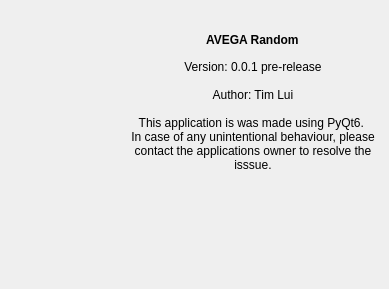
This is view/ui/AboutWindow.ui in tlex-web/avega_sampling as Qt 5 draws it before an edit. The edited form follows.
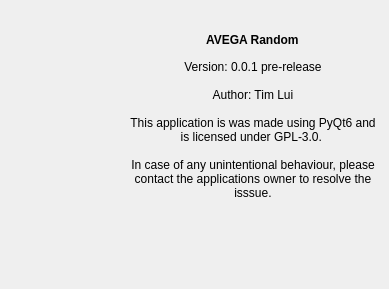
This is the edited form. Icons and pictures are not drawn.

Commit message: Refactor models and controllers to enhance type hints, improve session handling, and update project creation logic; remove unused project controller

Diff of the .ui file:
```diff
--- a/view/ui/AboutWindow.ui
+++ b/view/ui/AboutWindow.ui
@@ -54,7 +54,8 @@
 &lt;p style=&quot;-qt-paragraph-type:empty; margin-top:0px; margin-bottom:0px; margin-left:0px; margin-right:0px; -qt-block-indent:0; text-indent:0px;&quot;&gt;&lt;br /&gt;&lt;/p&gt;
 &lt;p align=&quot;center&quot; style=&quot; margin-top:0px; margin-bottom:0px; margin-left:0px; margin-right:0px; -qt-block-indent:0; text-indent:0px;&quot;&gt;Author: Tim Lui&lt;/p&gt;
 &lt;p style=&quot;-qt-paragraph-type:empty; margin-top:0px; margin-bottom:0px; margin-left:0px; margin-right:0px; -qt-block-indent:0; text-indent:0px;&quot;&gt;&lt;br /&gt;&lt;/p&gt;
-&lt;p align=&quot;center&quot; style=&quot; margin-top:0px; margin-bottom:0px; margin-left:0px; margin-right:0px; -qt-block-indent:0; text-indent:0px;&quot;&gt;This application is was made using PyQt6. &lt;/p&gt;
+&lt;p align=&quot;center&quot; style=&quot; margin-top:0px; margin-bottom:0px; margin-left:0px; margin-right:0px; -qt-block-indent:0; text-indent:0px;&quot;&gt;This application is was made using PyQt6 and is licensed under GPL-3.0. &lt;/p&gt;
+&lt;p align=&quot;center&quot; style=&quot;-qt-paragraph-type:empty; margin-top:0px; margin-bottom:0px; margin-left:0px; margin-right:0px; -qt-block-indent:0; text-indent:0px;&quot;&gt;&lt;br /&gt;&lt;/p&gt;
 &lt;p align=&quot;center&quot; style=&quot; margin-top:0px; margin-bottom:0px; margin-left:0px; margin-right:0px; -qt-block-indent:0; text-indent:0px;&quot;&gt;In case of any unintentional behaviour, please contact the applications owner to resolve the isssue.&lt;/p&gt;&lt;/body&gt;&lt;/html&gt;</string>
       </property>
      </widget>
```
The commit also changes 20 other files.
